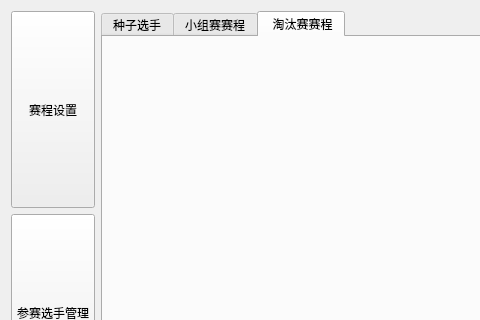
This is tournamentSystem.ui in 35easy/PingPongClub as Qt 5 draws it before an edit; both pictures show x 0 to 480 and y 0 to 320 of the 948 by 625 pixel window. The edited form follows.
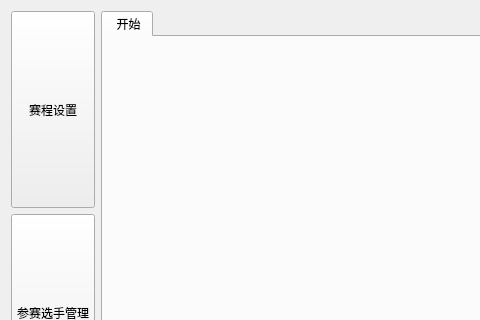
This is the edited form. The open tabs and pages were chosen to show the change.

Commit message: 种子选手和保存淘汰赛结果

Patch:
```diff
--- a/tournamentSystem.ui
+++ b/tournamentSystem.ui
@@ -62,19 +62,9 @@
      <property name="currentIndex">
       <number>0</number>
      </property>
-     <widget class="QWidget" name="tab_2">
-      <attribute name="title">
-       <string>种子选手</string>
-      </attribute>
-     </widget>
-     <widget class="QWidget" name="tab_3">
-      <attribute name="title">
-       <string>小组赛赛程</string>
-      </attribute>
-     </widget>
      <widget class="QWidget" name="tab_5">
       <attribute name="title">
-       <string> 淘汰赛赛程</string>
+       <string> 开始</string>
       </attribute>
      </widget>
     </widget>
```
Left out of the diff: 5 changed lines with no effect on the pictures. The commit also changes 17 other files.
